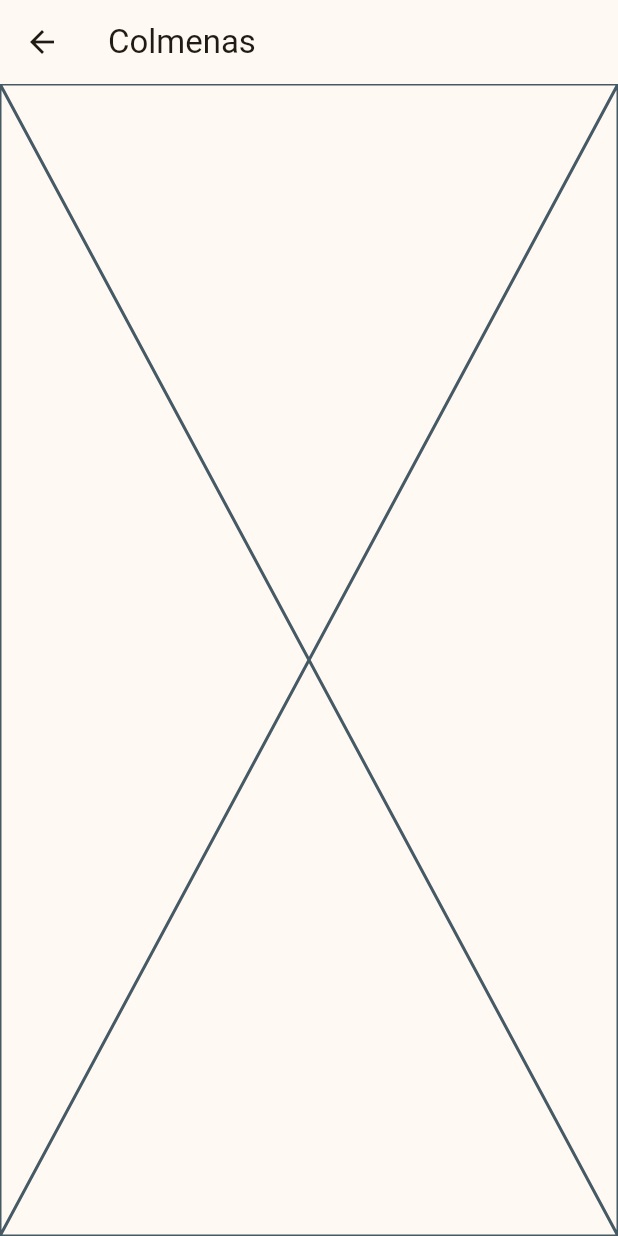
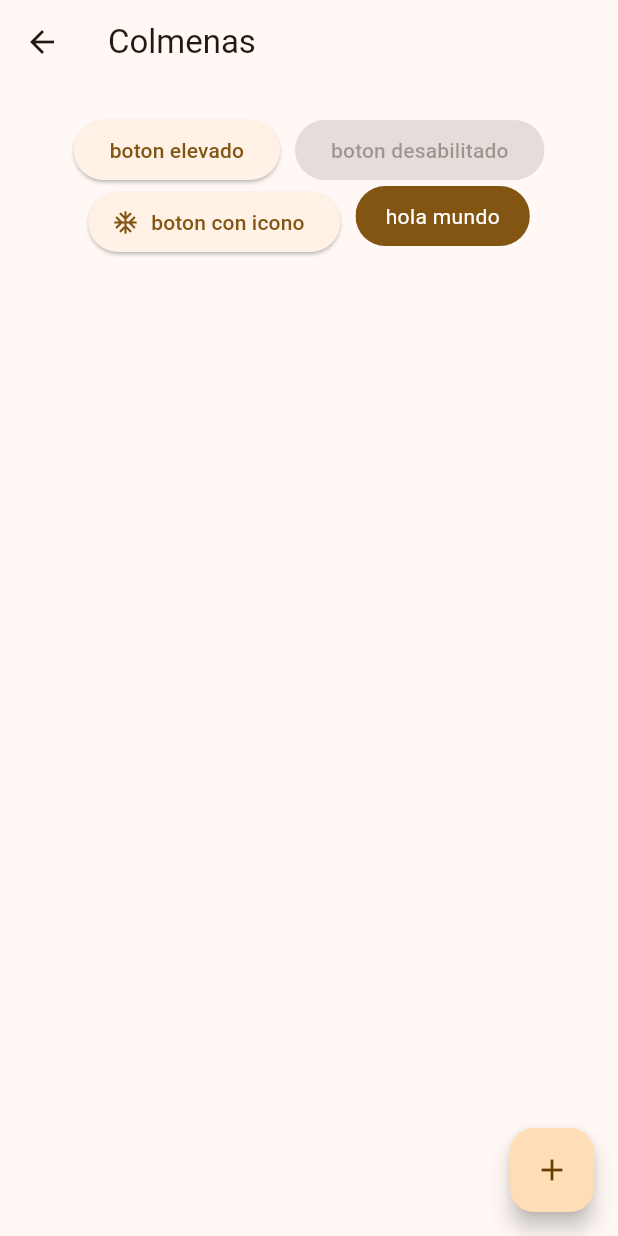
Before and after one commit to john-monsalve94/pruebasApisempabee, a Flutter app: the screen it shows after launch, after a tap on "colmenas", on a phone screen of 412 x 824 dp. Run offline on Flutter 3.47's test engine with Material 3 defaults, Android fonts, the light colour scheme and no system bars; our stand-ins replace go_router.

Commit message:
se creo los diferentes botones que se pueden usar

```diff
--- a/lib/main.dart
+++ b/lib/main.dart
@@ -15,7 +15,7 @@ class MainApp extends StatelessWidget {
     return MaterialApp.router(
       routerConfig: appRouter,
         debugShowCheckedModeBanner: false,
-        theme: AppTheme(selectedColor: 2).getTheme(),
+        theme: AppTheme(selectedColor: 1).getTheme(),
 
         );
   }
--- a/lib/presentation/screens/colmenas/colmenas_screen.dart
+++ b/lib/presentation/screens/colmenas/colmenas_screen.dart
@@ -1,4 +1,6 @@
 import 'package:flutter/material.dart';
+import 'package:flutter/widgets.dart';
+import 'package:go_router/go_router.dart';
 
 class ColmenasScreen extends StatelessWidget {
   const ColmenasScreen({super.key});
@@ -9,7 +11,69 @@ class ColmenasScreen extends StatelessWidget {
       appBar: AppBar(
         title: Text('Colmenas'),
       ),
-      body: Placeholder(),
+      body: _ColmenasView(),
+      floatingActionButton: FloatingActionButton(
+        child: const Icon(
+          Icons.add,
+        ),
+        onPressed: () {
+          context.pop();
+        },
+      ),
     );
   }
 }
+
+class _ColmenasView extends StatelessWidget {
+  const _ColmenasView();
+
+  @override
+  Widget build(BuildContext context) {
+    return SizedBox(
+      width: double.infinity,
+      child: Padding(
+        padding: EdgeInsets.symmetric(horizontal: 10, vertical: 20),
+        child: Wrap(
+          spacing: 10,
+          alignment: WrapAlignment.center,
+          children: [
+            ElevatedButton(
+                onPressed: () {}, child: const Text('boton elevado')),
+            ElevatedButton(
+                onPressed: null, child: const Text('boton desabilitado')),
+            ElevatedButton.icon(
+                onPressed: () {},
+                icon: Icon(Icons.ac_unit_outlined),
+                label: Text('boton con icono')),
+            CustomButton(),
+          ],
+        ),
+      ),
+    );
+  }
+}
+
+class CustomButton extends StatelessWidget {
+  const CustomButton({super.key});
+
+  @override
+  Widget build(BuildContext context) {
+    final colors = Theme.of(context).colorScheme;
+
+    return ClipRRect(
+      borderRadius: BorderRadius.circular(20),
+      child: Material(
+        color: colors.primary,
+        child: InkWell(
+          onTap: () {},
+          child: Padding(
+              padding: EdgeInsets.symmetric(vertical: 10, horizontal: 20),
+              child: Text(
+                'hola mundo',
+                style: TextStyle(color: Colors.white),
+              )),
+        ),
+      ),
+    );
+  }
+}
--- a/lib/presentation/screens/home/home_screen.dart
+++ b/lib/presentation/screens/home/home_screen.dart
@@ -31,7 +31,7 @@ class _HomeView extends StatelessWidget {
         itemCount: appMenuItems.length,
         itemBuilder: (context, index) {
           final menuItem = appMenuItems[index];
-          final color = colorList[(selectedColor: 1).selectedColor];
+          final color = colorList[(selectedColor: 0).selectedColor];
           return _CustomListTitle(menuItem: menuItem, color: color);
         });
   }
--- a/lib/theme/app_theme.dart
+++ b/lib/theme/app_theme.dart
@@ -5,7 +5,7 @@ const colorList = <Color>[
   Color.fromARGB(255, 247, 167, 51),
   Color.fromARGB(255, 248, 187, 81),
   Color.fromARGB(255, 251, 215, 140),
-  Color.fromARGB(255, 4, 29, 83),
+  Color.fromARGB(255, 4, 83, 17),
 
 ];
 
```
